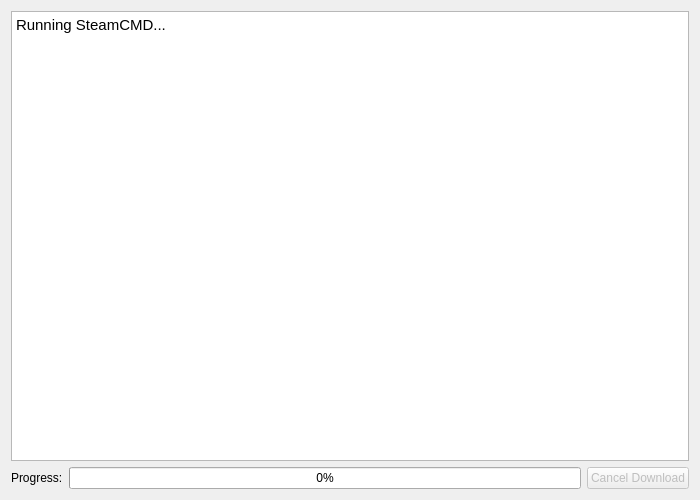
Before: the Qt Designer form ui/steamcmddialog.ui in metootem/TF2-Dedicated-Server-Manager, drawn with Qt 5.
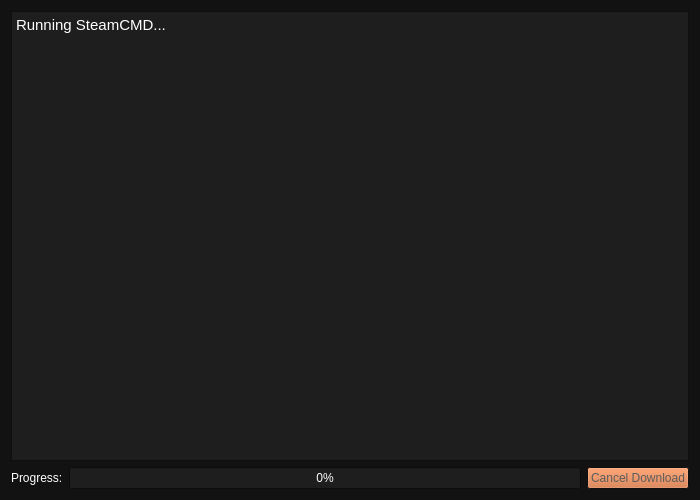
After: the same form once the commit is applied. Icons and pictures are not drawn.

Commit message: Added app icon and main palette to widgets

The edit to the form file:
```diff
--- a/ui/steamcmddialog.ui
+++ b/ui/steamcmddialog.ui
@@ -10,6 +10,331 @@
     <height>500</height>
    </rect>
   </property>
+  <property name="palette">
+   <palette>
+    <active>
+     <colorrole role="WindowText">
+      <brush brushstyle="SolidPattern">
+       <color alpha="255">
+        <red>255</red>
+        <green>255</green>
+        <blue>255</blue>
+       </color>
+      </brush>
+     </colorrole>
+     <colorrole role="Button">
+      <brush brushstyle="SolidPattern">
+       <color alpha="255">
+        <red>207</red>
+        <green>106</green>
+        <blue>50</blue>
+       </color>
+      </brush>
+     </colorrole>
+     <colorrole role="Dark">
+      <brush brushstyle="SolidPattern">
+       <color alpha="255">
+        <red>92</red>
+        <green>92</green>
+        <blue>92</blue>
+       </color>
+      </brush>
+     </colorrole>
+     <colorrole role="Mid">
+      <brush brushstyle="SolidPattern">
+       <color alpha="255">
+        <red>127</red>
+        <green>127</green>
+        <blue>127</blue>
+       </color>
+      </brush>
+     </colorrole>
+     <colorrole role="Text">
+      <brush brushstyle="SolidPattern">
+       <color alpha="255">
+        <red>255</red>
+        <green>255</green>
+        <blue>255</blue>
+       </color>
+      </brush>
+     </colorrole>
+     <colorrole role="ButtonText">
+      <brush brushstyle="SolidPattern">
+       <color alpha="255">
+        <red>255</red>
+        <green>255</green>
+        <blue>255</blue>
+       </color>
+      </brush>
+     </colorrole>
+     <colorrole role="Base">
+      <brush brushstyle="SolidPattern">
+       <color alpha="255">
+        <red>30</red>
+        <green>30</green>
+        <blue>30</blue>
+       </color>
+      </brush>
+     </colorrole>
+     <colorrole role="Window">
+      <brush brushstyle="SolidPattern">
+       <color alpha="255">
+        <red>18</red>
+        <green>18</green>
+        <blue>18</blue>
+       </color>
+      </brush>
+     </colorrole>
+     <colorrole role="Highlight">
+      <brush brushstyle="SolidPattern">
+       <color alpha="255">
+        <red>207</red>
+        <green>106</green>
+        <blue>50</blue>
+       </color>
+      </brush>
+     </colorrole>
+     <colorrole role="LinkVisited">
+      <brush brushstyle="SolidPattern">
+       <color alpha="255">
+        <red>255</red>
+        <green>158</green>
+        <blue>105</blue>
+       </color>
+      </brush>
+     </colorrole>
+     <colorrole role="AlternateBase">
+      <brush brushstyle="SolidPattern">
+       <color alpha="255">
+        <red>45</red>
+        <green>45</green>
+        <blue>45</blue>
+       </color>
+      </brush>
+     </colorrole>
+     <colorrole role="ToolTipBase">
+      <brush brushstyle="SolidPattern">
+       <color alpha="255">
+        <red>97</red>
+        <green>97</green>
+        <blue>97</blue>
+       </color>
+      </brush>
+     </colorrole>
+    </active>
+    <inactive>
+     <colorrole role="WindowText">
+      <brush brushstyle="SolidPattern">
+       <color alpha="255">
+        <red>255</red>
+        <green>255</green>
+        <blue>255</blue>
+       </color>
+      </brush>
+     </colorrole>
+     <colorrole role="Button">
+      <brush brushstyle="SolidPattern">
+       <color alpha="255">
+        <red>207</red>
+        <green>106</green>
+        <blue>50</blue>
+       </color>
+      </brush>
+     </colorrole>
+     <colorrole role="Dark">
+      <brush brushstyle="SolidPattern">
+       <color alpha="255">
+        <red>92</red>
+        <green>92</green>
+        <blue>92</blue>
+       </color>
+      </brush>
+     </colorrole>
+     <colorrole role="Mid">
+      <brush brushstyle="SolidPattern">
+       <color alpha="255">
+        <red>127</red>
+        <green>127</green>
+        <blue>127</blue>
+       </color>
+      </brush>
+     </colorrole>
+     <colorrole role="Text">
+      <brush brushstyle="SolidPattern">
+       <color alpha="255">
+        <red>255</red>
+        <green>255</green>
+        <blue>255</blue>
+       </color>
+      </brush>
+     </colorrole>
+     <colorrole role="ButtonText">
+      <brush brushstyle="SolidPattern">
+       <color alpha="255">
+        <red>255</red>
+        <green>255</green>
+        <blue>255</blue>
+       </color>
+      </brush>
+     </colorrole>
+     <colorrole role="Base">
+      <brush brushstyle="SolidPattern">
+       <color alpha="255">
+        <red>30</red>
+        <green>30</green>
+        <blue>30</blue>
+       </color>
+      </brush>
+     </colorrole>
+     <colorrole role="Window">
+      <brush brushstyle="SolidPattern">
+       <color alpha="255">
+        <red>18</red>
+        <green>18</green>
+        <blue>18</blue>
+       </color>
+      </brush>
+     </colorrole>
+     <colorrole role="Highlight">
+      <brush brushstyle="SolidPattern">
+       <color alpha="255">
+        <red>207</red>
+        <green>106</green>
+        <blue>50</blue>
+       </color>
+      </brush>
+     </colorrole>
+     <colorrole role="LinkVisited">
+      <brush brushstyle="SolidPattern">
+       <color alpha="255">
+        <red>255</red>
+        <green>158</green>
+        <blue>105</blue>
+       </color>
+      </brush>
+     </colorrole>
+     <colorrole role="AlternateBase">
+      <brush brushstyle="SolidPattern">
+       <color alpha="255">
+        <red>45</red>
+        <green>45</green>
+        <blue>45</blue>
+       </color>
+      </brush>
+     </colorrole>
+     <colorrole role="ToolTipBase">
+      <brush brushstyle="SolidPattern">
+       <color alpha="255">
+        <red>97</red>
+        <green>97</green>
+        <blue>97</blue>
+       </color>
+      </brush>
+     </colorrole>
+    </inactive>
+    <disabled>
+     <colorrole role="WindowText">
+      <brush brushstyle="SolidPattern">
+       <color alpha="255">
+        <red>92</red>
+        <green>92</green>
+        <blue>92</blue>
+       </color>
+      </brush>
+     </colorrole>
+     <colorrole role="Button">
+      <brush brushstyle="SolidPattern">
+       <color alpha="255">
+        <red>207</red>
+        <green>106</green>
+        <blue>50</blue>
+       </color>
+      </brush>
+     </colorrole>
+     <colorrole role="Dark">
+      <brush brushstyle="SolidPattern">
+       <color alpha="255">
+        <red>92</red>
+        <green>92</green>
+        <blue>92</blue>
+       </color>
+      </brush>
+     </colorrole>
+     <colorrole role="Mid">
+      <brush brushstyle="SolidPattern">
+       <color alpha="255">
+        <red>127</red>
+        <green>127</green>
+        <blue>127</blue>
+       </color>
+      </brush>
+     </colorrole>
+     <colorrole role="Text">
+      <brush brushstyle="SolidPattern">
+       <color alpha="255">
+        <red>92</red>
+        <green>92</green>
+        <blue>92</blue>
+       </color>
+      </brush>
+     </colorrole>
+     <colorrole role="ButtonText">
+      <brush brushstyle="SolidPattern">
+       <color alpha="255">
+        <red>92</red>
+        <green>92</green>
+        <blue>92</blue>
+       </color>
+      </brush>
+     </colorrole>
+     <colorrole role="Base">
+      <brush brushstyle="SolidPattern">
+       <color alpha="255">
+        <red>18</red>
+        <green>18</green>
+        <blue>18</blue>
+       </color>
+      </brush>
+     </colorrole>
+     <colorrole role="Window">
+      <brush brushstyle="SolidPattern">
+       <color alpha="255">
+        <red>18</red>
+        <green>18</green>
+        <blue>18</blue>
+       </color>
+      </brush>
+     </colorrole>
+     <colorrole role="LinkVisited">
+      <brush brushstyle="SolidPattern">
+       <color alpha="255">
+        <red>255</red>
+        <green>158</green>
+        <blue>105</blue>
+       </color>
+      </brush>
+     </colorrole>
+     <colorrole role="AlternateBase">
+      <brush brushstyle="SolidPattern">
+       <color alpha="255">
+        <red>45</red>
+        <green>45</green>
+        <blue>45</blue>
+       </color>
+      </brush>
+     </colorrole>
+     <colorrole role="ToolTipBase">
+      <brush brushstyle="SolidPattern">
+       <color alpha="255">
+        <red>97</red>
+        <green>97</green>
+        <blue>97</blue>
+       </color>
+      </brush>
+     </colorrole>
+    </disabled>
+   </palette>
+  </property>
   <property name="windowTitle">
    <string>SteamCMD</string>
   </property>
@@ -20,6 +345,331 @@
   <layout class="QVBoxLayout" name="verticalLayout">
    <item>
     <widget class="QTextEdit" name="txtOutput">
+     <property name="palette">
+      <palette>
+       <active>
+        <colorrole role="WindowText">
+         <brush brushstyle="SolidPattern">
+          <color alpha="255">
+           <red>255</red>
+           <green>255</green>
+           <blue>255</blue>
+          </color>
+         </brush>
+        </colorrole>
+        <colorrole role="Button">
+         <brush brushstyle="SolidPattern">
+          <color alpha="255">
+           <red>207</red>
+           <green>106</green>
+           <blue>50</blue>
+          </color>
+         </brush>
+        </colorrole>
+        <colorrole role="Dark">
+         <brush brushstyle="SolidPattern">
+          <color alpha="255">
+           <red>92</red>
+           <green>92</green>
+           <blue>92</blue>
+          </color>
+         </brush>
+        </colorrole>
+        <colorrole role="Mid">
+         <brush brushstyle="SolidPattern">
+          <color alpha="255">
+           <red>127</red>
+           <green>127</green>
+           <blue>127</blue>
+          </color>
+         </brush>
+        </colorrole>
+        <colorrole role="Text">
+         <brush brushstyle="SolidPattern">
+          <color alpha="255">
+           <red>255</red>
+           <green>255</green>
+           <blue>255</blue>
+          </color>
+         </brush>
+        </colorrole>
+        <colorrole role="ButtonText">
+         <brush brushstyle="SolidPattern">
+          <color alpha="255">
+           <red>255</red>
+           <green>255</green>
+           <blue>255</blue>
+          </color>
+         </brush>
+        </colorrole>
+        <colorrole role="Base">
+         <brush brushstyle="SolidPattern">
+          <color alpha="255">
+           <red>30</red>
+           <green>30</green>
+           <blue>30</blue>
+          </color>
+         </brush>
+        </colorrole>
+        <colorrole role="Window">
+         <brush brushstyle="SolidPattern">
+          <color alpha="255">
+           <red>18</red>
+           <green>18</green>
+           <blue>18</blue>
+          </color>
+         </brush>
+        </colorrole>
+        <colorrole role="Highlight">
+         <brush brushstyle="SolidPattern">
+          <color alpha="255">
+           <red>207</red>
+           <green>106</green>
+           <blue>50</blue>
+          </color>
+         </brush>
+        </colorrole>
+        <colorrole role="LinkVisited">
+         <brush brushstyle="SolidPattern">
+          <color alpha="255">
+           <red>255</red>
+           <green>158</green>
+           <blue>105</blue>
+          </color>
+         </brush>
+        </colorrole>
+        <colorrole role="AlternateBase">
+         <brush brushstyle="SolidPattern">
+          <color alpha="255">
+           <red>45</red>
+           <green>45</green>
+           <blue>45</blue>
+          </color>
+         </brush>
+        </colorrole>
+        <colorrole role="ToolTipBase">
+         <brush brushstyle="SolidPattern">
+          <color alpha="255">
+           <red>97</red>
+           <green>97</green>
+           <blue>97</blue>
+          </color>
+         </brush>
+        </colorrole>
+       </active>
+       <inactive>
+        <colorrole role="WindowText">
+         <brush brushstyle="SolidPattern">
+          <color alpha="255">
+           <red>255</red>
+           <green>255</green>
+           <blue>255</blue>
+          </color>
+         </brush>
+        </colorrole>
+        <colorrole role="Button">
+         <brush brushstyle="SolidPattern">
+          <color alpha="255">
+           <red>207</red>
+           <green>106</green>
+           <blue>50</blue>
+          </color>
+         </brush>
+        </colorrole>
+        <colorrole role="Dark">
+         <brush brushstyle="SolidPattern">
+          <color alpha="255">
+           <red>92</red>
+           <green>92</green>
+           <blue>92</blue>
+          </color>
+         </brush>
+        </colorrole>
+        <colorrole role="Mid">
+         <brush brushstyle="SolidPattern">
+          <color alpha="255">
+           <red>127</red>
+           <green>127</green>
+           <blue>127</blue>
+          </color>
+         </brush>
+        </colorrole>
+        <colorrole role="Text">
+         <brush brushstyle="SolidPattern">
+          <color alpha="255">
+           <red>255</red>
+           <green>255</green>
+           <blue>255</blue>
+          </color>
+         </brush>
+        </colorrole>
+        <colorrole role="ButtonText">
+         <brush brushstyle="SolidPattern">
+          <color alpha="255">
+           <red>255</red>
+           <green>255</green>
+           <blue>255</blue>
+          </color>
+         </brush>
+        </colorrole>
+        <colorrole role="Base">
+         <brush brushstyle="SolidPattern">
+          <color alpha="255">
+           <red>30</red>
+           <green>30</green>
+           <blue>30</blue>
+          </color>
+         </brush>
+        </colorrole>
+        <colorrole role="Window">
+         <brush brushstyle="SolidPattern">
+          <color alpha="255">
+           <red>18</red>
+           <green>18</green>
+           <blue>18</blue>
+          </color>
+         </brush>
+        </colorrole>
+        <colorrole role="Highlight">
+         <brush brushstyle="SolidPattern">
+          <color alpha="255">
+           <red>207</red>
+           <green>106</green>
+           <blue>50</blue>
+          </color>
+         </brush>
+        </colorrole>
+        <colorrole role="LinkVisited">
+         <brush brushstyle="SolidPattern">
+          <color alpha="255">
+           <red>255</red>
+           <green>158</green>
+           <blue>105</blue>
+          </color>
+         </brush>
+        </colorrole>
+        <colorrole role="AlternateBase">
+         <brush brushstyle="SolidPattern">
+          <color alpha="255">
+           <red>45</red>
+           <green>45</green>
+           <blue>45</blue>
+          </color>
+         </brush>
+        </colorrole>
+        <colorrole role="ToolTipBase">
+         <brush brushstyle="SolidPattern">
+          <color alpha="255">
+           <red>97</red>
+           <green>97</green>
+           <blue>97</blue>
+          </color>
+         </brush>
+        </colorrole>
+       </inactive>
+       <disabled>
+        <colorrole role="WindowText">
+         <brush brushstyle="SolidPattern">
+          <color alpha="255">
+           <red>92</red>
+           <green>92</green>
+           <blue>92</blue>
+          </color>
+         </brush>
+        </colorrole>
+        <colorrole role="Button">
+         <brush brushstyle="SolidPattern">
+          <color alpha="255">
+           <red>207</red>
+           <green>106</green>
+           <blue>50</blue>
+          </color>
+         </brush>
+        </colorrole>
+        <colorrole role="Dark">
+         <brush brushstyle="SolidPattern">
+          <color alpha="255">
+           <red>92</red>
+           <green>92</green>
+           <blue>92</blue>
+          </color>
+         </brush>
+        </colorrole>
+        <colorrole role="Mid">
+         <brush brushstyle="SolidPattern">
+          <color alpha="255">
+           <red>127</red>
+           <green>127</green>
+           <blue>127</blue>
+          </color>
+         </brush>
+        </colorrole>
+        <colorrole role="Text">
+         <brush brushstyle="SolidPattern">
+          <color alpha="255">
+           <red>92</red>
+           <green>92</green>
+           <blue>92</blue>
+          </color>
+         </brush>
+        </colorrole>
+        <colorrole role="ButtonText">
+         <brush brushstyle="SolidPattern">
+          <color alpha="255">
+           <red>92</red>
+           <green>92</green>
+           <blue>92</blue>
+          </color>
+         </brush>
+        </colorrole>
+        <colorrole role="Base">
+         <brush brushstyle="SolidPattern">
+          <color alpha="255">
+           <red>18</red>
+           <green>18</green>
+           <blue>18</blue>
+          </color>
+         </brush>
+        </colorrole>
+        <colorrole role="Window">
+         <brush brushstyle="SolidPattern">
+          <color alpha="255">
+           <red>18</red>
+           <green>18</green>
+           <blue>18</blue>
+          </color>
+         </brush>
+        </colorrole>
+        <colorrole role="LinkVisited">
+         <brush brushstyle="SolidPattern">
+          <color alpha="255">
+           <red>255</red>
+           <green>158</green>
+           <blue>105</blue>
+          </color>
+         </brush>
+        </colorrole>
+        <colorrole role="AlternateBase">
+         <brush brushstyle="SolidPattern">
+          <color alpha="255">
+           <red>45</red>
+           <green>45</green>
+           <blue>45</blue>
+          </color>
+         </brush>
+        </colorrole>
+        <colorrole role="ToolTipBase">
+         <brush brushstyle="SolidPattern">
+          <color alpha="255">
+           <red>97</red>
+           <green>97</green>
+           <blue>97</blue>
+          </color>
+         </brush>
+        </colorrole>
+       </disabled>
+      </palette>
+     </property>
      <property name="undoRedoEnabled">
       <bool>false</bool>
      </property>
@@ -33,8 +683,8 @@
 hr { height: 1px; border-width: 0; }
 li.unchecked::marker { content: &quot;\2610&quot;; }
 li.checked::marker { content: &quot;\2612&quot;; }
-&lt;/style&gt;&lt;/head&gt;&lt;body style=&quot; font-family:'Noto Sans'; font-size:11pt; font-weight:400; font-style:normal;&quot;&gt;
-&lt;p style=&quot; margin-top:0px; margin-bottom:0px; margin-left:0px; margin-right:0px; -qt-block-indent:0; text-indent:0px;&quot;&gt;Running SteamCMD...&lt;/p&gt;&lt;/body&gt;&lt;/html&gt;</string>
+&lt;/style&gt;&lt;/head&gt;&lt;body style=&quot; font-family:'Segoe UI'; font-size:9pt; font-weight:400; font-style:normal;&quot;&gt;
+&lt;p style=&quot; margin-top:0px; margin-bottom:0px; margin-left:0px; margin-right:0px; -qt-block-indent:0; text-indent:0px;&quot;&gt;&lt;span style=&quot; font-family:'Noto Sans'; font-size:11pt;&quot;&gt;Running SteamCMD...&lt;/span&gt;&lt;/p&gt;&lt;/body&gt;&lt;/html&gt;</string>
      </property>
     </widget>
    </item>
@@ -42,6 +692,331 @@
     <layout class="QHBoxLayout" name="horizontalLayout">
      <item>
       <widget class="QLabel" name="lblProgress">
+       <property name="palette">
+        <palette>
+         <active>
+          <colorrole role="WindowText">
+           <brush brushstyle="SolidPattern">
+            <color alpha="255">
+             <red>255</red>
+             <green>255</green>
+             <blue>255</blue>
+            </color>
+           </brush>
+          </colorrole>
+          <colorrole role="Button">
+           <brush brushstyle="SolidPattern">
+            <color alpha="255">
+             <red>207</red>
+             <green>106</green>
+             <blue>50</blue>
+            </color>
+           </brush>
+          </colorrole>
+          <colorrole role="Dark">
+           <brush brushstyle="SolidPattern">
+            <color alpha="255">
+             <red>92</red>
+             <green>92</green>
+             <blue>92</blue>
+            </color>
+           </brush>
+          </colorrole>
+          <colorrole role="Mid">
+           <brush brushstyle="SolidPattern">
+            <color alpha="255">
+             <red>127</red>
+             <green>127</green>
+             <blue>127</blue>
+            </color>
+           </brush>
+          </colorrole>
+          <colorrole role="Text">
+           <brush brushstyle="SolidPattern">
+            <color alpha="255">
+             <red>255</red>
+             <green>255</green>
+             <blue>255</blue>
+            </color>
+           </brush>
+          </colorrole>
+          <colorrole role="ButtonText">
+           <brush brushstyle="SolidPattern">
+            <color alpha="255">
+             <red>255</red>
+             <green>255</green>
+             <blue>255</blue>
+            </color>
+           </brush>
+          </colorrole>
+          <colorrole role="Base">
+           <brush brushstyle="SolidPattern">
+            <color alpha="255">
+             <red>30</red>
+             <green>30</green>
+             <blue>30</blue>
+            </color>
+           </brush>
+          </colorrole>
+          <colorrole role="Window">
+           <brush brushstyle="SolidPattern">
+            <color alpha="255">
+             <red>18</red>
+             <green>18</green>
+             <blue>18</blue>
+            </color>
+           </brush>
+          </colorrole>
+          <colorrole role="Highlight">
+           <brush brushstyle="SolidPattern">
+            <color alpha="255">
+             <red>207</red>
+             <green>106</green>
+             <blue>50</blue>
+            </color>
+           </brush>
+          </colorrole>
+          <colorrole role="LinkVisited">
+           <brush brushstyle="SolidPattern">
+            <color alpha="255">
+             <red>255</red>
+             <green>158</green>
+             <blue>105</blue>
+            </color>
+           </brush>
+          </colorrole>
+          <colorrole role="AlternateBase">
+           <brush brushstyle="SolidPattern">
+            <color alpha="255">
+             <red>45</red>
+             <green>45</green>
+             <blue>45</blue>
+            </color>
+           </brush>
+          </colorrole>
+          <colorrole role="ToolTipBase">
+           <brush brushstyle="SolidPattern">
+            <color alpha="255">
+             <red>97</red>
+             <green>97</green>
+             <blue>97</blue>
+            </color>
+           </brush>
+          </colorrole>
+         </active>
+         <inactive>
+          <colorrole role="WindowText">
+           <brush brushstyle="SolidPattern">
+            <color alpha="255">
+             <red>255</red>
+             <green>255</green>
+             <blue>255</blue>
+            </color>
+           </brush>
+          </colorrole>
+          <colorrole role="Button">
+           <brush brushstyle="SolidPattern">
+            <color alpha="255">
+             <red>207</red>
+             <green>106</green>
+             <blue>50</blue>
+            </color>
+           </brush>
+          </colorrole>
+          <colorrole role="Dark">
+           <brush brushstyle="SolidPattern">
+            <color alpha="255">
+             <red>92</red>
+             <green>92</green>
+             <blue>92</blue>
+            </color>
+           </brush>
+          </colorrole>
+          <colorrole role="Mid">
+           <brush brushstyle="SolidPattern">
+            <color alpha="255">
+             <red>127</red>
+             <green>127</green>
+             <blue>127</blue>
+            </color>
+           </brush>
+          </colorrole>
+          <colorrole role="Text">
+           <brush brushstyle="SolidPattern">
+            <color alpha="255">
+             <red>255</red>
+             <green>255</green>
+             <blue>255</blue>
+            </color>
+           </brush>
+          </colorrole>
+          <colorrole role="ButtonText">
+           <brush brushstyle="SolidPattern">
+            <color alpha="255">
+             <red>255</red>
+             <green>255</green>
+             <blue>255</blue>
+            </color>
+           </brush>
+          </colorrole>
+          <colorrole role="Base">
+           <brush brushstyle="SolidPattern">
+            <color alpha="255">
+             <red>30</red>
+             <green>30</green>
+             <blue>30</blue>
+            </color>
+           </brush>
+          </colorrole>
+          <colorrole role="Window">
+           <brush brushstyle="SolidPattern">
+            <color alpha="255">
+             <red>18</red>
+             <green>18</green>
+             <blue>18</blue>
+            </color>
+           </brush>
+          </colorrole>
+          <colorrole role="Highlight">
+           <brush brushstyle="SolidPattern">
+            <color alpha="255">
+             <red>207</red>
+             <green>106</green>
+             <blue>50</blue>
+            </color>
+           </brush>
+          </colorrole>
+          <colorrole role="LinkVisited">
+           <brush brushstyle="SolidPattern">
+            <color alpha="255">
+             <red>255</red>
+             <green>158</green>
+             <blue>105</blue>
+            </color>
+           </brush>
+          </colorrole>
+          <colorrole role="AlternateBase">
+           <brush brushstyle="SolidPattern">
+            <color alpha="255">
+             <red>45</red>
+             <green>45</green>
+             <blue>45</blue>
+            </color>
+           </brush>
+          </colorrole>
+          <colorrole role="ToolTipBase">
+           <brush brushstyle="SolidPattern">
+            <color alpha="255">
+             <red>97</red>
+             <green>97</green>
+             <blue>97</blue>
+            </color>
+           </brush>
+          </colorrole>
+         </inactive>
+         <disabled>
+          <colorrole role="WindowText">
+           <brush brushstyle="SolidPattern">
+            <color alpha="255">
+             <red>92</red>
+             <green>92</green>
+             <blue>92</blue>
+            </color>
+           </brush>
+          </colorrole>
+          <colorrole role="Button">
+           <brush brushstyle="SolidPattern">
+            <color alpha="255">
+             <red>207</red>
+             <green>106</green>
+             <blue>50</blue>
+            </color>
+           </brush>
+          </colorrole>
+          <colorrole role="Dark">
+           <brush brushstyle="SolidPattern">
+            <color alpha="255">
+             <red>92</red>
+             <green>92</green>
+             <blue>92</blue>
+            </color>
+           </brush>
+          </colorrole>
+          <colorrole role="Mid">
+           <brush brushstyle="SolidPattern">
+            <color alpha="255">
+             <red>127</red>
+             <green>127</green>
+             <blue>127</blue>
+            </color>
+           </brush>
+          </colorrole>
+          <colorrole role="Text">
+           <brush brushstyle="SolidPattern">
+            <color alpha="255">
+             <red>92</red>
+             <green>92</green>
+             <blue>92</blue>
+            </color>
+           </brush>
+          </colorrole>
+          <colorrole role="ButtonText">
+           <brush brushstyle="SolidPattern">
+            <color alpha="255">
+             <red>92</red>
+             <green>92</green>
+             <blue>92</blue>
+            </color>
+           </brush>
+          </colorrole>
+          <colorrole role="Base">
+           <brush brushstyle="SolidPattern">
+            <color alpha="255">
+             <red>18</red>
+             <green>18</green>
+             <blue>18</blue>
+            </color>
+           </brush>
+          </colorrole>
+          <colorrole role="Window">
+           <brush brushstyle="SolidPattern">
+            <color alpha="255">
+             <red>18</red>
+             <green>18</green>
+             <blue>18</blue>
+            </color>
+           </brush>
+          </colorrole>
+          <colorrole role="LinkVisited">
+           <brush brushstyle="SolidPattern">
+            <color alpha="255">
+             <red>255</red>
+             <green>158</green>
+             <blue>105</blue>
+            </color>
+           </brush>
+          </colorrole>
+          <colorrole role="AlternateBase">
+           <brush brushstyle="SolidPattern">
+            <color alpha="255">
+             <red>45</red>
+             <green>45</green>
+             <blue>45</blue>
+            </color>
+           </brush>
+          </colorrole>
+          <colorrole role="ToolTipBase">
+           <brush brushstyle="SolidPattern">
+            <color alpha="255">
+             <red>97</red>
+             <green>97</green>
+             <blue>97</blue>
+            </color>
+           </brush>
+          </colorrole>
+         </disabled>
+        </palette>
+       </property>
        <property name="text">
         <string>Progress:</string>
        </property>
```
The commit also changes 14 other files.
